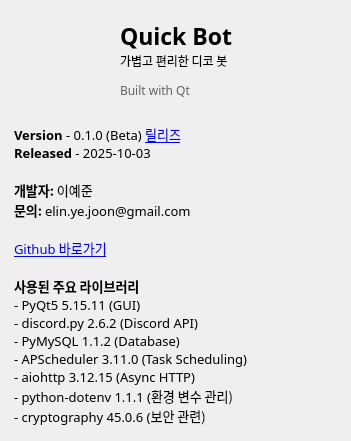
Qt form uis/dialog/infoDialog.ui (pandamgay/gui_discord_bot) before a commit.
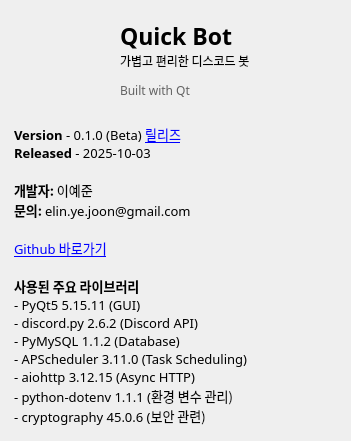
The same form after that commit. Icons and pictures are not drawn.

Commit message:
update lable text
ui문구 수정

What changed in the file:
```diff
--- a/uis/dialog/infoDialog.ui
+++ b/uis/dialog/infoDialog.ui
@@ -78,7 +78,7 @@
     <rect>
      <x>120</x>
      <y>50</y>
-     <width>123</width>
+     <width>181</width>
      <height>21</height>
     </rect>
    </property>
@@ -91,7 +91,7 @@
     </font>
    </property>
    <property name="text">
-    <string>가볍고 편리한 디코 봇</string>
+    <string>가볍고 편리한 디스코드 봇</string>
    </property>
   </widget>
   <widget class="QTextBrowser" name="textBrowser">
```
Left out of the diff: 38 changed lines with no effect on the pictures.
